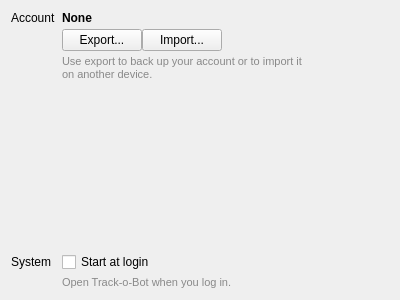
This is src/settings_widget.ui in stevschmid/track-o-bot as Qt 5 draws it before an edit. The edited form follows.
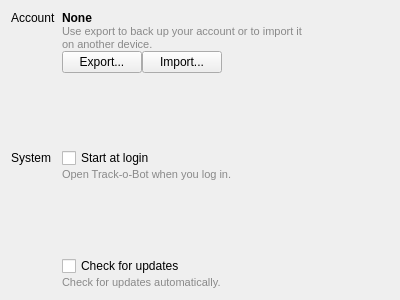
This is the edited form.

Commit message: add checkbox for automatic updates

```diff
--- a/src/settings_widget.ui
+++ b/src/settings_widget.ui
@@ -15,7 +15,8 @@
   </property>
   <property name="styleSheet">
    <string notr="true">QLabel#importExportDescription,
-QLabel#startDescription {
+QLabel#startDescription,
+QLabel#updateDescription {
 	font-size: 11px;
 	color: #898989;
 }</string>
@@ -27,7 +28,7 @@
       <enum>QFormLayout::FieldsStayAtSizeHint</enum>
      </property>
      <property name="verticalSpacing">
-      <number>4</number>
+      <number>0</number>
      </property>
      <item row="0" column="0">
       <widget class="QLabel" name="label">
@@ -49,7 +50,7 @@
        </property>
       </widget>
      </item>
-     <item row="1" column="1">
+     <item row="2" column="1">
       <layout class="QHBoxLayout" name="horizontalLayout_2">
        <item>
         <widget class="QPushButton" name="exportAccountButton">
@@ -73,17 +74,7 @@
        </item>
       </layout>
      </item>
-     <item row="2" column="1">
-      <widget class="QLabel" name="importExportDescription">
-       <property name="text">
-        <string>Use export to back up your account or to import it on another device.</string>
-       </property>
-       <property name="wordWrap">
-        <bool>true</bool>
-       </property>
-      </widget>
-     </item>
-     <item row="3" column="1">
+     <item row="4" column="1">
       <spacer name="verticalSpacer">
        <property name="orientation">
         <enum>Qt::Vertical</enum>
@@ -96,27 +87,64 @@
        </property>
       </spacer>
      </item>
-     <item row="4" column="0">
+     <item row="5" column="0">
       <widget class="QLabel" name="label_4">
        <property name="text">
         <string>System</string>
        </property>
       </widget>
      </item>
-     <item row="4" column="1">
+     <item row="5" column="1">
       <widget class="QCheckBox" name="startAtLogin">
        <property name="text">
         <string>Start at login </string>
        </property>
       </widget>
      </item>
-     <item row="5" column="1">
+     <item row="6" column="1">
       <widget class="QLabel" name="startDescription">
        <property name="text">
         <string>Open Track-o-Bot when you log in.</string>
        </property>
       </widget>
      </item>
+     <item row="9" column="1">
+      <widget class="QCheckBox" name="checkForUpdates">
+       <property name="text">
+        <string>Check for updates</string>
+       </property>
+      </widget>
+     </item>
+     <item row="10" column="1">
+      <widget class="QLabel" name="updateDescription">
+       <property name="text">
+        <string>Check for updates automatically.</string>
+       </property>
+      </widget>
+     </item>
+     <item row="8" column="1">
+      <spacer name="verticalSpacer_2">
+       <property name="orientation">
+        <enum>Qt::Vertical</enum>
+       </property>
+       <property name="sizeHint" stdset="0">
+        <size>
+         <width>20</width>
+         <height>20</height>
+        </size>
+       </property>
+      </spacer>
+     </item>
+     <item row="1" column="1">
+      <widget class="QLabel" name="importExportDescription">
+       <property name="text">
+        <string>Use export to back up your account or to import it on another device.</string>
+       </property>
+       <property name="wordWrap">
+        <bool>true</bool>
+       </property>
+      </widget>
+     </item>
     </layout>
    </item>
   </layout>
```
The commit also changes 6 other files.
